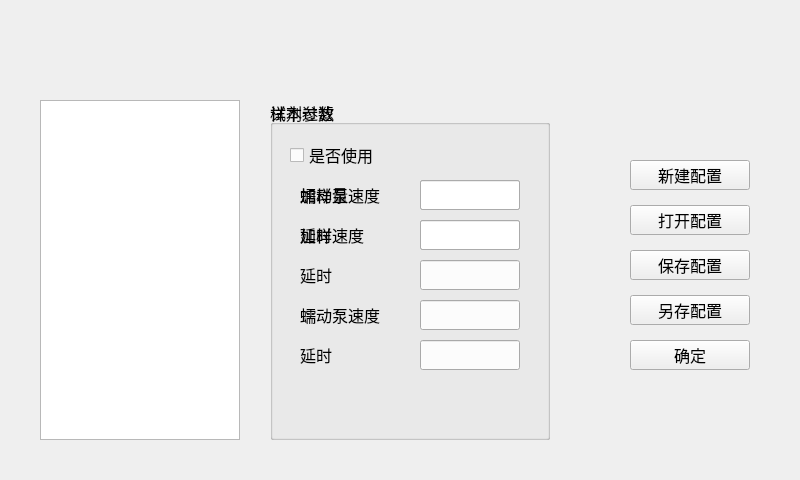
Above: demo/parameter/paramdialog.ui from heyuyi/qt-gui before the change. Below: the same form after it.
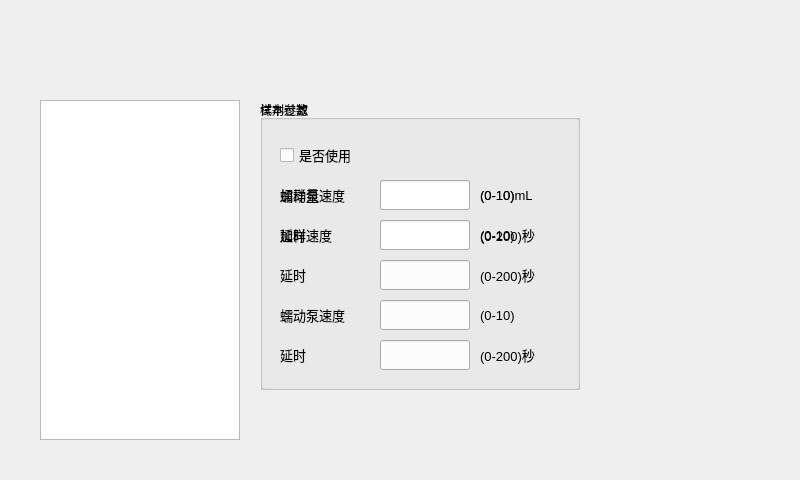
That is the form after the change. Custom widgets are drawn as their Qt base class.

```diff
--- a/demo/parameter/paramdialog.ui
+++ b/demo/parameter/paramdialog.ui
@@ -13,90 +13,6 @@
   <property name="windowTitle">
    <string>Dialog</string>
   </property>
-  <widget class="QPushButton" name="saveButton">
-   <property name="geometry">
-    <rect>
-     <x>630</x>
-     <y>250</y>
-     <width>120</width>
-     <height>30</height>
-    </rect>
-   </property>
-   <property name="font">
-    <font>
-     <pointsize>12</pointsize>
-    </font>
-   </property>
-   <property name="focusPolicy">
-    <enum>Qt::NoFocus</enum>
-   </property>
-   <property name="text">
-    <string>保存配置</string>
-   </property>
-  </widget>
-  <widget class="QPushButton" name="openButton">
-   <property name="geometry">
-    <rect>
-     <x>630</x>
-     <y>205</y>
-     <width>120</width>
-     <height>30</height>
-    </rect>
-   </property>
-   <property name="font">
-    <font>
-     <pointsize>12</pointsize>
-    </font>
-   </property>
-   <property name="focusPolicy">
-    <enum>Qt::NoFocus</enum>
-   </property>
-   <property name="text">
-    <string>打开配置</string>
-   </property>
-  </widget>
-  <widget class="QPushButton" name="confirmButton">
-   <property name="geometry">
-    <rect>
-     <x>630</x>
-     <y>340</y>
-     <width>120</width>
-     <height>30</height>
-    </rect>
-   </property>
-   <property name="font">
-    <font>
-     <pointsize>12</pointsize>
-    </font>
-   </property>
-   <property name="focusPolicy">
-    <enum>Qt::NoFocus</enum>
-   </property>
-   <property name="text">
-    <string>确定</string>
-   </property>
-  </widget>
-  <widget class="QPushButton" name="saveAsButton">
-   <property name="geometry">
-    <rect>
-     <x>630</x>
-     <y>295</y>
-     <width>120</width>
-     <height>30</height>
-    </rect>
-   </property>
-   <property name="font">
-    <font>
-     <pointsize>12</pointsize>
-    </font>
-   </property>
-   <property name="focusPolicy">
-    <enum>Qt::NoFocus</enum>
-   </property>
-   <property name="text">
-    <string>另存配置</string>
-   </property>
-  </widget>
   <widget class="QTreeView" name="paramView">
    <property name="geometry">
     <rect>
@@ -110,17 +26,12 @@
   <widget class="QGroupBox" name="reagentBox">
    <property name="geometry">
     <rect>
-     <x>270</x>
+     <x>260</x>
      <y>100</y>
-     <width>280</width>
-     <height>340</height>
+     <width>320</width>
+     <height>290</height>
     </rect>
    </property>
-   <property name="font">
-    <font>
-     <pointsize>12</pointsize>
-    </font>
-   </property>
    <property name="title">
     <string>试剂参数</string>
    </property>
@@ -133,6 +44,11 @@
       <height>30</height>
      </rect>
     </property>
+    <property name="font">
+     <font>
+      <pointsize>10</pointsize>
+     </font>
+    </property>
     <property name="text">
      <string>是否使用</string>
     </property>
@@ -140,12 +56,17 @@
    <widget class="QLabel" name="quantityLabel">
     <property name="geometry">
      <rect>
-      <x>30</x>
+      <x>20</x>
       <y>80</y>
-      <width>110</width>
+      <width>100</width>
       <height>30</height>
      </rect>
     </property>
+    <property name="font">
+     <font>
+      <pointsize>10</pointsize>
+     </font>
+    </property>
     <property name="text">
      <string>加样量</string>
     </property>
@@ -153,12 +74,17 @@
    <widget class="QLabel" name="speedLabel">
     <property name="geometry">
      <rect>
-      <x>30</x>
+      <x>20</x>
       <y>120</y>
-      <width>110</width>
+      <width>100</width>
       <height>30</height>
      </rect>
     </property>
+    <property name="font">
+     <font>
+      <pointsize>10</pointsize>
+     </font>
+    </property>
     <property name="text">
      <string>加样速度</string>
     </property>
@@ -166,12 +92,17 @@
    <widget class="QLabel" name="delay1Label">
     <property name="geometry">
      <rect>
-      <x>30</x>
+      <x>20</x>
       <y>160</y>
-      <width>110</width>
+      <width>100</width>
       <height>30</height>
      </rect>
     </property>
+    <property name="font">
+     <font>
+      <pointsize>10</pointsize>
+     </font>
+    </property>
     <property name="text">
      <string>延时</string>
     </property>
@@ -179,12 +110,17 @@
    <widget class="QLabel" name="pumpLabel">
     <property name="geometry">
      <rect>
-      <x>30</x>
+      <x>20</x>
       <y>200</y>
-      <width>110</width>
+      <width>90</width>
       <height>30</height>
      </rect>
     </property>
+    <property name="font">
+     <font>
+      <pointsize>10</pointsize>
+     </font>
+    </property>
     <property name="text">
      <string>蠕动泵速度</string>
     </property>
@@ -192,12 +128,17 @@
    <widget class="QLabel" name="delay2Label">
     <property name="geometry">
      <rect>
-      <x>30</x>
+      <x>20</x>
       <y>240</y>
-      <width>110</width>
+      <width>100</width>
       <height>30</height>
      </rect>
     </property>
+    <property name="font">
+     <font>
+      <pointsize>10</pointsize>
+     </font>
+    </property>
     <property name="text">
      <string>延时</string>
     </property>
@@ -205,9 +146,9 @@
    <widget class="InputEdit" name="quantityEdit">
     <property name="geometry">
      <rect>
-      <x>150</x>
+      <x>120</x>
       <y>80</y>
-      <width>100</width>
+      <width>90</width>
       <height>30</height>
      </rect>
     </property>
@@ -218,9 +159,9 @@
    <widget class="InputEdit" name="speedEdit">
     <property name="geometry">
      <rect>
-      <x>150</x>
+      <x>120</x>
       <y>120</y>
-      <width>100</width>
+      <width>90</width>
       <height>30</height>
      </rect>
     </property>
@@ -231,9 +172,9 @@
    <widget class="InputEdit" name="delay1Edit">
     <property name="geometry">
      <rect>
-      <x>150</x>
+      <x>120</x>
       <y>160</y>
-      <width>100</width>
+      <width>90</width>
       <height>30</height>
      </rect>
     </property>
@@ -244,9 +185,9 @@
    <widget class="InputEdit" name="pumpEdit">
     <property name="geometry">
      <rect>
-      <x>150</x>
+      <x>120</x>
       <y>200</y>
-      <width>100</width>
+      <width>90</width>
       <height>30</height>
      </rect>
     </property>
@@ -257,9 +198,9 @@
    <widget class="InputEdit" name="delay2Edit">
     <property name="geometry">
      <rect>
-      <x>150</x>
+      <x>120</x>
       <y>240</y>
-      <width>100</width>
+      <width>90</width>
       <height>30</height>
      </rect>
     </property>
@@ -267,33 +208,123 @@
      <set>Qt::AlignCenter</set>
     </property>
    </widget>
+   <widget class="QLabel" name="speedLabel2">
+    <property name="geometry">
+     <rect>
+      <x>220</x>
+      <y>120</y>
+      <width>90</width>
+      <height>30</height>
+     </rect>
+    </property>
+    <property name="font">
+     <font>
+      <pointsize>10</pointsize>
+     </font>
+    </property>
+    <property name="text">
+     <string>(0-10)</string>
+    </property>
+   </widget>
+   <widget class="QLabel" name="quantityLabel2">
+    <property name="geometry">
+     <rect>
+      <x>220</x>
+      <y>80</y>
+      <width>90</width>
+      <height>30</height>
+     </rect>
+    </property>
+    <property name="font">
+     <font>
+      <pointsize>10</pointsize>
+     </font>
+    </property>
+    <property name="text">
+     <string>(0-10)mL</string>
+    </property>
+   </widget>
+   <widget class="QLabel" name="delay1Label2">
+    <property name="geometry">
+     <rect>
+      <x>220</x>
+      <y>160</y>
+      <width>90</width>
+      <height>30</height>
+     </rect>
+    </property>
+    <property name="font">
+     <font>
+      <pointsize>10</pointsize>
+     </font>
+    </property>
+    <property name="text">
+     <string>(0-200)秒</string>
+    </property>
+   </widget>
+   <widget class="QLabel" name="delay2Label2">
+    <property name="geometry">
+     <rect>
+      <x>220</x>
+      <y>240</y>
+      <width>90</width>
+      <height>30</height>
+     </rect>
+    </property>
+    <property name="font">
+     <font>
+      <pointsize>10</pointsize>
+     </font>
+    </property>
+    <property name="text">
+     <string>(0-200)秒</string>
+    </property>
+   </widget>
+   <widget class="QLabel" name="pumpLabel2">
+    <property name="geometry">
+     <rect>
+      <x>220</x>
+      <y>200</y>
+      <width>90</width>
+      <height>30</height>
+     </rect>
+    </property>
+    <property name="font">
+     <font>
+      <pointsize>10</pointsize>
+     </font>
+    </property>
+    <property name="text">
+     <string>(0-10)</string>
+    </property>
+   </widget>
   </widget>
   <widget class="QGroupBox" name="sampleBox">
    <property name="geometry">
     <rect>
-     <x>270</x>
+     <x>260</x>
      <y>100</y>
-     <width>280</width>
-     <height>340</height>
+     <width>320</width>
+     <height>290</height>
     </rect>
    </property>
-   <property name="font">
-    <font>
-     <pointsize>12</pointsize>
-    </font>
-   </property>
    <property name="title">
     <string>样本过滤</string>
    </property>
    <widget class="QLabel" name="pumpSpeedLabel">
     <property name="geometry">
      <rect>
-      <x>30</x>
+      <x>20</x>
       <y>80</y>
-      <width>110</width>
+      <width>100</width>
       <height>30</height>
      </rect>
     </property>
+    <property name="font">
+     <font>
+      <pointsize>10</pointsize>
+     </font>
+    </property>
     <property name="text">
      <string>蠕动泵速度</string>
     </property>
@@ -301,12 +332,17 @@
    <widget class="QLabel" name="delayLabel">
     <property name="geometry">
      <rect>
-      <x>30</x>
+      <x>20</x>
       <y>120</y>
-      <width>110</width>
+      <width>100</width>
       <height>30</height>
      </rect>
     </property>
+    <property name="font">
+     <font>
+      <pointsize>10</pointsize>
+     </font>
+    </property>
     <property name="text">
      <string>延时</string>
     </property>
@@ -314,9 +350,9 @@
    <widget class="InputEdit" name="pumpSpeedEdit">
     <property name="geometry">
      <rect>
-      <x>150</x>
+      <x>120</x>
       <y>80</y>
-      <width>100</width>
+      <width>90</width>
       <height>30</height>
      </rect>
     </property>
@@ -327,9 +363,9 @@
    <widget class="InputEdit" name="delayEdit">
     <property name="geometry">
      <rect>
-      <x>150</x>
+      <x>120</x>
       <y>120</y>
-      <width>100</width>
+      <width>90</width>
       <height>30</height>
      </rect>
     </property>
@@ -337,30 +373,132 @@
      <set>Qt::AlignCenter</set>
     </property>
    </widget>
+   <widget class="QLabel" name="delayLabel2">
+    <property name="geometry">
+     <rect>
+      <x>220</x>
+      <y>120</y>
+      <width>90</width>
+      <height>30</height>
+     </rect>
+    </property>
+    <property name="font">
+     <font>
+      <pointsize>10</pointsize>
+     </font>
+    </property>
+    <property name="text">
+     <string>(0-200)秒</string>
+    </property>
+   </widget>
+   <widget class="QLabel" name="pumpSpeedLabel2">
+    <property name="geometry">
+     <rect>
+      <x>220</x>
+      <y>80</y>
+      <width>90</width>
+      <height>30</height>
+     </rect>
+    </property>
+    <property name="font">
+     <font>
+      <pointsize>10</pointsize>
+     </font>
+    </property>
+    <property name="text">
+     <string>(0-10)</string>
+    </property>
+   </widget>
   </widget>
-  <widget class="QPushButton" name="newButton">
+  <widget class="QLabel" name="dateLabel">
    <property name="geometry">
     <rect>
-     <x>630</x>
-     <y>160</y>
-     <width>120</width>
-     <height>30</height>
+     <x>610</x>
+     <y>20</y>
+     <width>200</width>
+     <height>40</height>
     </rect>
    </property>
    <property name="font">
     <font>
-     <pointsize>12</pointsize>
+     <pointsize>17</pointsize>
     </font>
    </property>
    <property name="focusPolicy">
     <enum>Qt::NoFocus</enum>
    </property>
-   <property name="text">
-    <string>新建配置</string>
+  </widget>
+  <widget class="ImageLabel" name="newLabel">
+   <property name="geometry">
+    <rect>
+     <x>600</x>
+     <y>120</y>
+     <width>178</width>
+     <height>58</height>
+    </rect>
+   </property>
+  </widget>
+  <widget class="ImageLabel" name="openLabel">
+   <property name="geometry">
+    <rect>
+     <x>600</x>
+     <y>185</y>
+     <width>178</width>
+     <height>58</height>
+    </rect>
+   </property>
+  </widget>
+  <widget class="ImageLabel" name="saveLabel">
+   <property name="geometry">
+    <rect>
+     <x>600</x>
+     <y>250</y>
+     <width>178</width>
+     <height>58</height>
+    </rect>
+   </property>
+  </widget>
+  <widget class="ImageLabel" name="saveAsLabel">
+   <property name="geometry">
+    <rect>
+     <x>600</x>
+     <y>315</y>
+     <width>178</width>
+     <height>58</height>
+    </rect>
+   </property>
+  </widget>
+  <widget class="ImageLabel" name="cancelLabel">
+   <property name="geometry">
+    <rect>
+     <x>480</x>
+     <y>400</y>
+     <width>140</width>
+     <height>56</height>
+    </rect>
+   </property>
+  </widget>
+  <widget class="ImageLabel" name="confirmLabel">
+   <property name="geometry">
+    <rect>
+     <x>630</x>
+     <y>400</y>
+     <width>140</width>
+     <height>56</height>
+    </rect>
    </property>
   </widget>
  </widget>
  <customwidgets>
+  <customwidget>
+   <class>ImageLabel</class>
+   <extends>QLabel</extends>
+   <header>component/imagelabel.h</header>
+   <slots>
+    <signal>released()</signal>
+    <signal>pressed()</signal>
+   </slots>
+  </customwidget>
   <customwidget>
    <class>InputEdit</class>
    <extends>QLineEdit</extends>
```
Left out of the diff: 4 changed lines with no effect on the pictures.
